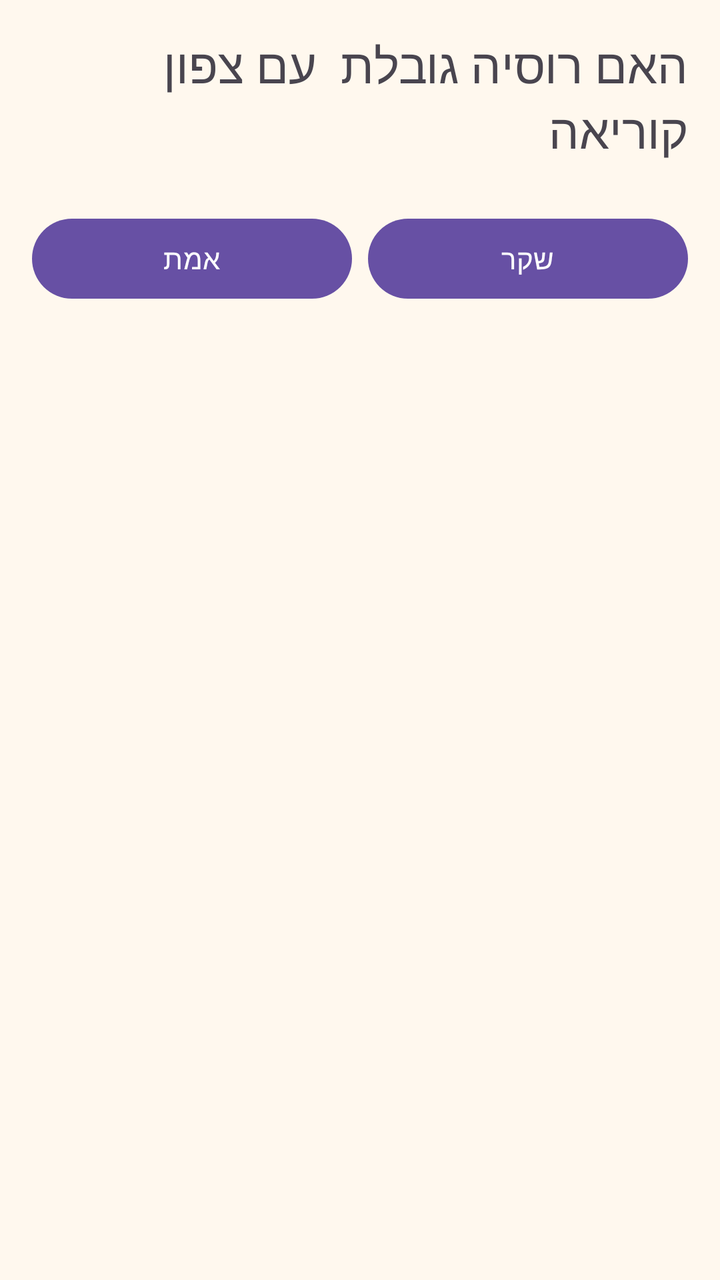
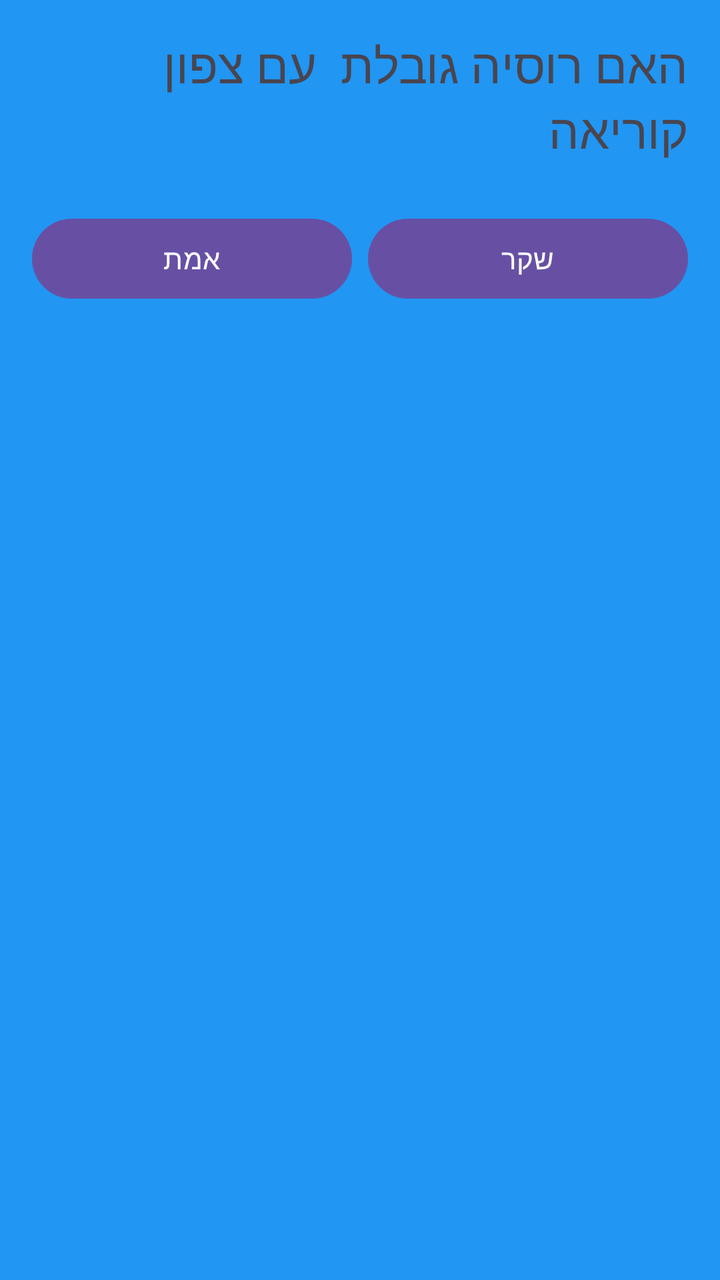

The first picture is an Android layout as it rendered before a commit; the second is the same layout after the commit. The layout source and the unified diff follow.
<!-- AndroidManifest.xml: application theme Theme.TrueFalseQuiz -->
<!-- res/layout/activity_main.xml -->
<?xml version="1.0" encoding="utf-8"?>
<LinearLayout xmlns:android="http://schemas.android.com/apk/res/android"
    android:id="@+id/main"
    android:layout_width="match_parent"
    android:layout_height="match_parent"
    android:gravity="top|center_vertical"
    android:orientation="vertical"
    android:padding="16dp"
    android:background="@color/screen_bg">


    

    <TextView
        android:id="@+id/tvQuestion"
        android:layout_width="match_parent"
        android:layout_height="wrap_content"
        android:text="האם רוסיה גובלת  עם צפון קוריאה"
        android:textSize="24sp" />

    <LinearLayout
        android:layout_width="match_parent"
        android:layout_height="wrap_content"
        android:layout_marginTop="24dp"
        android:orientation="horizontal">

        <Button
            android:id="@+id/btnTrue"
            android:layout_width="0dp"
            android:layout_height="wrap_content"
            android:layout_marginEnd="8dp"
            android:layout_weight="1"
            android:text="אמת" />

        <Button
            android:id="@+id/btnFalse"
            android:layout_width="0dp"
            android:layout_height="wrap_content"
            android:layout_weight="1"
            android:text="שקר" />

    </LinearLayout>
</LinearLayout>
<!-- resources referenced by this layout -->
<resources>
  <color name="screen_bg">#FFF8EE</color>
  <style name="Theme.TrueFalseQuiz" parent="Base.Theme.TrueFalseQuiz" />
  <style name="Base.Theme.TrueFalseQuiz" parent="Theme.Material3.DayNight.NoActionBar">
          
          
      </style>
</resources>

<!-- the commit's change to res/layout/activity_main.xml (unified diff, before → after) -->
@@ -15,6 +15,7 @@
         android:id="@+id/tvQuestion"
         android:layout_width="match_parent"
         android:layout_height="wrap_content"
+        android:gravity="top|center_vertical"
         android:text="האם רוסיה גובלת  עם צפון קוריאה"
         android:textSize="24sp" />
 
<!-- resource entries referenced after the edit -->
@@ -1,6 +1,6 @@
 <!-- resources referenced by this layout -->
 <resources>
-  <color name="screen_bg">#FFF8EE</color>
+  <color name="screen_bg">#2196F3</color>
   <style name="Theme.TrueFalseQuiz" parent="Base.Theme.TrueFalseQuiz" />
   <style name="Base.Theme.TrueFalseQuiz" parent="Theme.Material3.DayNight.NoActionBar">
           
